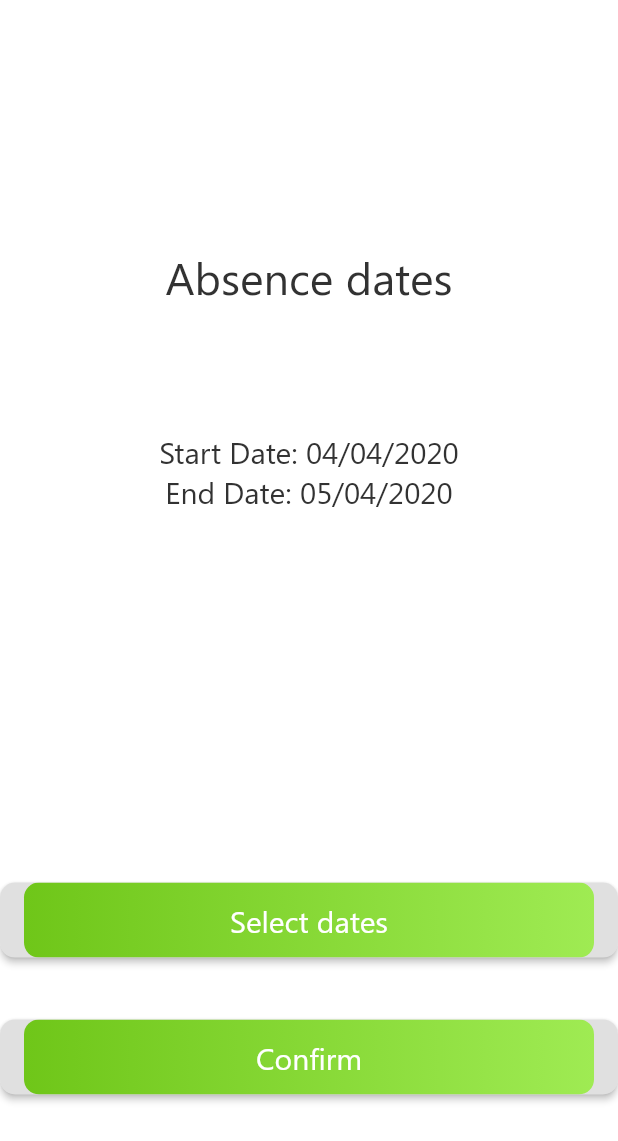
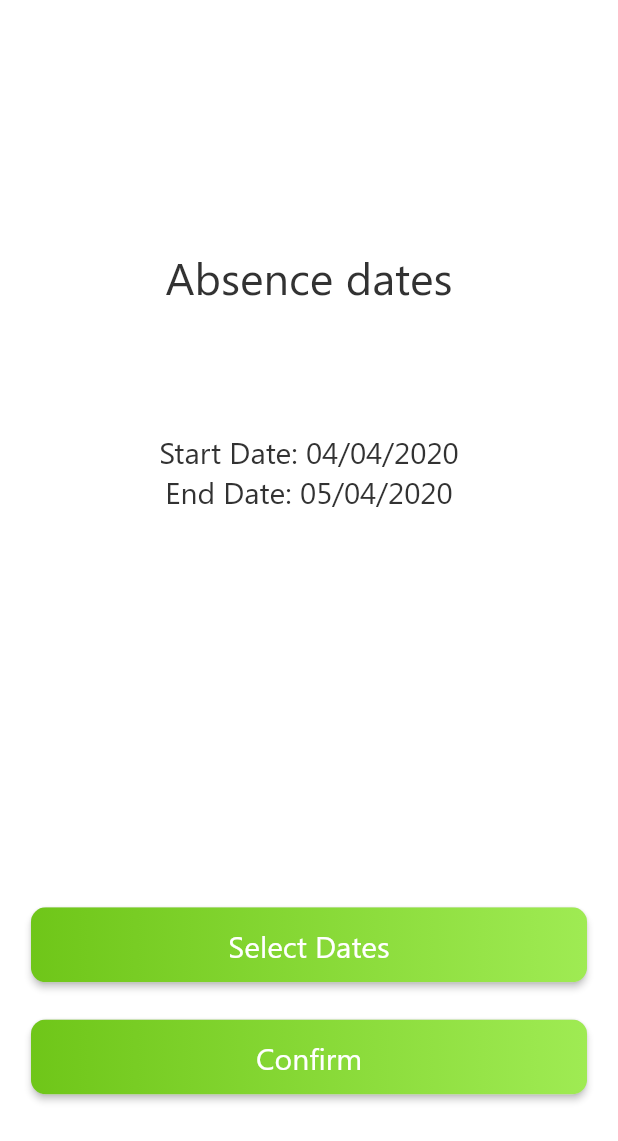
Before and after one commit to nelci592/FlutterApp, a Flutter app: the NotifyAbsence widget shown alone on an empty page, opened directly, on a phone screen of 412 x 824 dp. Shown: the top 1141 px of the screen. Run offline on Flutter 3.47's test engine with Material 2 defaults, Android fonts, the phone set to English and light mode, and no system bars; our stand-ins replace flutter_svg; missing offline and left inert: dart:js, date_range_picker.

Commit message:
fixed buttons in notify absence screen

```diff
--- a/progress_app/lib/screens/notfity_absence.dart
+++ b/progress_app/lib/screens/notfity_absence.dart
@@ -5,6 +5,7 @@ import 'package:date_range_picker/date_range_picker.dart' as DateRangePicker;
 import 'package:intl/intl.dart';
 import 'dart:async';
 import 'package:http/http.dart' as http;
+import 'package:progress_app/screens/success_back_to_work.dart';
 import 'package:progress_app/screens/success_sharing_screen.dart';
 import 'dart:convert';
 import '../providers/absence.dart';
@@ -87,7 +88,9 @@ class _NotifyAbsenceState extends State<NotifyAbsence> {
                     )),
               ),
               Container(
-                padding: EdgeInsets.fromLTRB(0, deviceSize.height * 0.3, 0, 0),
+                width: deviceSize.width * 0.9,
+                padding: EdgeInsets.fromLTRB(
+                    0, deviceSize.height * 0.32, 0, deviceSize.height * 0.03),
                 child: Container(
                   height: 50.0,
                   child: RaisedButton(
@@ -96,6 +99,7 @@ class _NotifyAbsenceState extends State<NotifyAbsence> {
                     },
                     shape: RoundedRectangleBorder(
                         borderRadius: BorderRadius.circular(10.0)),
+                    padding: EdgeInsets.all(0.0),
                     child: Ink(
                       decoration: BoxDecoration(
                           gradient: LinearGradient(
@@ -112,7 +116,7 @@ class _NotifyAbsenceState extends State<NotifyAbsence> {
                             BoxConstraints(maxWidth: 400.0, minHeight: 50.0),
                         alignment: Alignment.center,
                         child: Text(
-                          "Select dates",
+                          "Select Dates",
                           textAlign: TextAlign.center,
                           style: TextStyle(
                             color: Colors.white,
@@ -125,9 +129,8 @@ class _NotifyAbsenceState extends State<NotifyAbsence> {
                 ),
               ),
               Container(
-                padding: EdgeInsets.fromLTRB(0, deviceSize.height * 0.05, 0, 0),
-                child: Container(
                 height: 50.0,
+                width: deviceSize.width * 0.9,
                 child: RaisedButton(
                   onPressed: () {
                     notify(_startDate.toString(), _endDate.toString(), 2);
@@ -139,6 +142,7 @@ class _NotifyAbsenceState extends State<NotifyAbsence> {
                   },
                   shape: RoundedRectangleBorder(
                       borderRadius: BorderRadius.circular(10.0)),
+                  padding: EdgeInsets.all(0.0),
                   child: Ink(
                     decoration: BoxDecoration(
                         gradient: LinearGradient(
@@ -166,7 +170,6 @@ class _NotifyAbsenceState extends State<NotifyAbsence> {
                   ),
                 ),
               ),
-              ),
             ],
           ),
         ));
```
Lines whose indentation alone changed are shown as unchanged.
